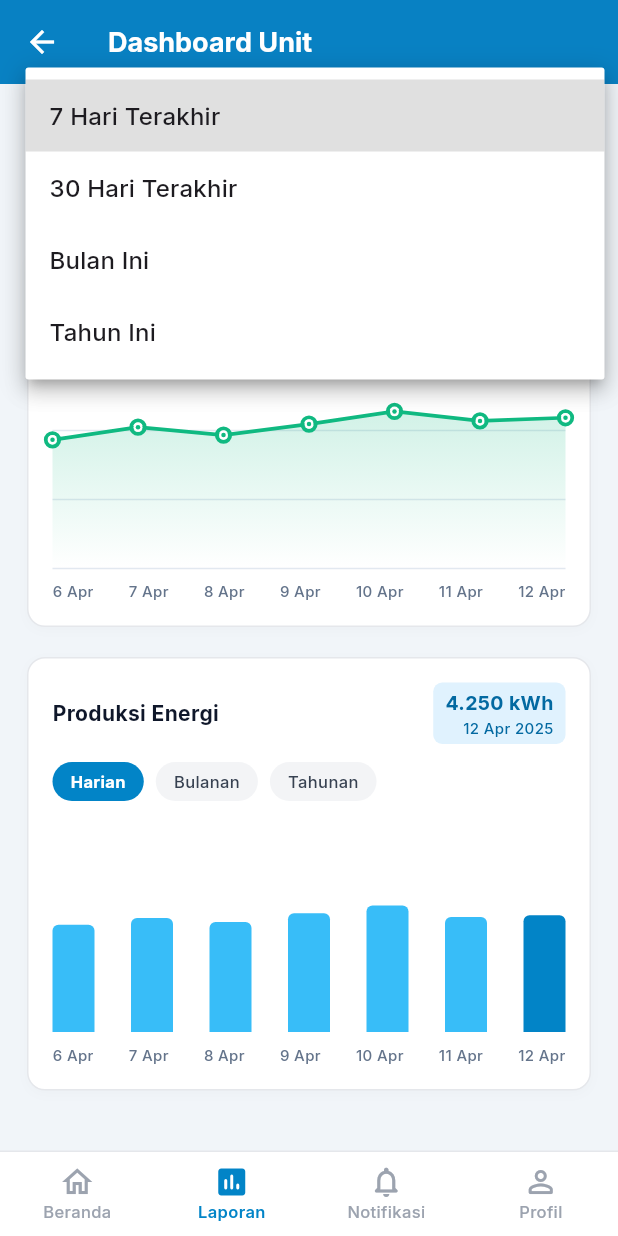
After one commit to redesma123/digital-logbook, a Flutter app: the UnitDashboardScreen screen opened by its route, scrolled down 56 dp, after a tap on "7 Hari Terakhir", on a phone screen of 412 x 824 dp. The commit adds this screen. Run offline on Flutter 3.47's test engine with Material 3 defaults, Android fonts, the phone set to English and light mode, and no system bars; our stand-ins replace dio, flutter_riverpod, flutter_secure_storage, go_router, google_fonts; accounts and stored records are empty.

Commit message:
feat(mobile): implement dashboard unit screen with trend and energy charts (Screen 11)

```diff
--- a/mobile/lib/core/router/app_router.dart
+++ b/mobile/lib/core/router/app_router.dart
@@ -12,6 +12,7 @@ import '../../features/incident/presentation/input_incident_screen.dart';
 import '../../features/maintenance/presentation/maintenance_list_screen.dart';
 import '../../features/maintenance/presentation/input_maintenance_screen.dart';
 import '../../features/profile/presentation/profile_screen.dart';
+import '../../features/dashboard/presentation/unit_dashboard_screen.dart';
 
 final routerProvider = Provider<GoRouter>((ref) {
   return GoRouter(
@@ -195,6 +196,21 @@ final routerProvider = Provider<GoRouter>((ref) {
           },
         ),
       ),
+      GoRoute(
+        path: '/unit-dashboard',
+        name: 'unit-dashboard',
+        pageBuilder: (context, state) => CustomTransitionPage(
+          key: state.pageKey,
+          child: const UnitDashboardScreen(),
+          transitionDuration: const Duration(milliseconds: 300),
+          transitionsBuilder: (context, animation, secondaryAnimation, child) {
+            return FadeTransition(
+              opacity: animation,
+              child: child,
+            );
+          },
+        ),
+      ),
     ],
   );
 });
--- /dev/null
+++ b/mobile/lib/features/dashboard/presentation/unit_dashboard_screen.dart
@@ -0,0 +1,582 @@
+import 'package:flutter/material.dart';
+import 'package:flutter_riverpod/flutter_riverpod.dart';
+import 'package:go_router/go_router.dart';
+import 'package:google_fonts/google_fonts.dart';
+import '../../../core/constants/app_colors.dart';
+
+class UnitDashboardScreen extends ConsumerStatefulWidget {
+  const UnitDashboardScreen({super.key});
+
+  @override
+  ConsumerState<UnitDashboardScreen> createState() => _UnitDashboardScreenState();
+}
+
+class _UnitDashboardScreenState extends ConsumerState<UnitDashboardScreen> {
+  String _selectedRange = '7 Hari Terakhir';
+  int _selectedMetricTab = 0; // 0: Daya, 1: Debit, 2: Efisiensi
+  int _selectedPeriod = 0; // 0: Harian, 1: Bulanan, 2: Tahunan
+
+  final List<String> _dateLabels = ['6 Apr', '7 Apr', '8 Apr', '9 Apr', '10 Apr', '11 Apr', '12 Apr'];
+
+  // Trend Data for 7 days
+  final List<double> _powerValues = [380, 420, 395, 430, 470, 440, 450]; // kW
+  final List<double> _flowValues = [2.2, 2.4, 2.1, 2.4, 2.6, 2.5, 2.5]; // m3/s
+  final List<double> _efficiencyValues = [82, 85, 83, 86, 89, 87, 88]; // %
+
+  // Energy Production Data for 7 days
+  final List<double> _energyValues = [3900, 4150, 4000, 4320, 4600, 4180, 4250]; // kWh
+
+  void _onBottomNavTap(int index) {
+    if (index == 0) {
+      context.go('/home');
+    } else if (index == 1) {
+      // Current Screen: Dashboard Unit (Laporan)
+    } else if (index == 2) {
+      ScaffoldMessenger.of(context).showSnackBar(
+        const SnackBar(
+          content: Text('Tidak ada notifikasi baru'),
+          duration: Duration(seconds: 1),
+          behavior: SnackBarBehavior.floating,
+        ),
+      );
+    } else if (index == 3) {
+      context.push('/profile');
+    }
+  }
+
+  @override
+  Widget build(BuildContext context) {
+    String currentMetricTitle = 'Daya Aktif (kW)';
+    String currentMetricValue = '450 kW';
+    String currentMetricTimestamp = '12 Apr 08:00';
+    List<double> currentChartValues = _powerValues;
+    double maxMetricValue = 600;
+
+    if (_selectedMetricTab == 1) {
+      currentMetricTitle = 'Debit Air (m³/s)';
+      currentMetricValue = '2.50 m³/s';
+      currentMetricTimestamp = '12 Apr 08:00';
+      currentChartValues = _flowValues;
+      maxMetricValue = 3.0;
+    } else if (_selectedMetricTab == 2) {
+      currentMetricTitle = 'Efisiensi Turbin (%)';
+      currentMetricValue = '88.0 %';
+      currentMetricTimestamp = '12 Apr 08:00';
+      currentChartValues = _efficiencyValues;
+      maxMetricValue = 100;
+    }
+
+    return Scaffold(
+      backgroundColor: AppColors.surfacePage,
+      appBar: AppBar(
+        backgroundColor: const Color(0xFF0284C7),
+        leading: IconButton(
+          icon: const Icon(Icons.arrow_back, color: Colors.white),
+          onPressed: () => context.canPop() ? context.pop() : context.go('/home'),
+        ),
+        title: Text(
+          'Dashboard Unit',
+          style: GoogleFonts.inter(
+            fontSize: 18,
+            fontWeight: FontWeight.w700,
+            color: Colors.white,
+          ),
+        ),
+        centerTitle: false,
+        elevation: 0,
+      ),
+      body: SingleChildScrollView(
+        physics: const BouncingScrollPhysics(),
+        padding: const EdgeInsets.symmetric(horizontal: 18, vertical: 16),
+        child: Column(
+          crossAxisAlignment: CrossAxisAlignment.start,
+          children: [
+            // 1. Plant Title & Period Filter Dropdown
+            Text(
+              'PLTMh Sampean Baru',
+              style: GoogleFonts.inter(
+                fontSize: 14,
+                fontWeight: FontWeight.w600,
+                color: AppColors.neutral700,
+              ),
+            ),
+            const SizedBox(height: 8),
+            Container(
+              padding: const EdgeInsets.symmetric(horizontal: 14),
+              decoration: BoxDecoration(
+                color: Colors.white,
+                borderRadius: BorderRadius.circular(10),
+                border: Border.all(color: AppColors.neutral300),
+              ),
+              child: DropdownButtonHideUnderline(
+                child: DropdownButton<String>(
+                  value: _selectedRange,
+                  isExpanded: true,
+                  icon: const Icon(Icons.keyboard_arrow_down, color: AppColors.neutral500),
+                  items: const [
+                    DropdownMenuItem(value: '7 Hari Terakhir', child: Text('7 Hari Terakhir')),
+                    DropdownMenuItem(value: '30 Hari Terakhir', child: Text('30 Hari Terakhir')),
+                    DropdownMenuItem(value: 'Bulan Ini', child: Text('Bulan Ini')),
+                    DropdownMenuItem(value: 'Tahun Ini', child: Text('Tahun Ini')),
+                  ],
+                  onChanged: (val) {
+                    if (val != null) setState(() => _selectedRange = val);
+                  },
+                ),
+              ),
+            ),
+            const SizedBox(height: 16),
+
+            // 2. Metric Tab Switcher (Daya | Debit | Efisiensi)
+            Container(
+              decoration: BoxDecoration(
+                color: const Color(0xFFE2E8F0),
+                borderRadius: BorderRadius.circular(8),
+              ),
+              padding: const EdgeInsets.all(3),
+              child: Row(
+                children: [
+                  _buildTabOption(index: 0, label: 'Daya'),
+                  _buildTabOption(index: 1, label: 'Debit'),
+                  _buildTabOption(index: 2, label: 'Efisiensi'),
+                ],
+              ),
+            ),
+            const SizedBox(height: 16),
+
+            // 3. Line Chart Card (Daya Aktif / Selected Metric)
+            Container(
+              padding: const EdgeInsets.all(16),
+              decoration: BoxDecoration(
+                color: Colors.white,
+                borderRadius: BorderRadius.circular(12),
+                border: Border.all(color: AppColors.neutral200),
+                boxShadow: const [
+                  BoxShadow(
+                    color: Color(0x05000000),
+                    blurRadius: 6,
+                    offset: Offset(0, 2),
+                  ),
+                ],
+              ),
+              child: Column(
+                crossAxisAlignment: CrossAxisAlignment.start,
+                children: [
+                  Row(
+                    mainAxisAlignment: MainAxisAlignment.spaceBetween,
+                    children: [
+                      Text(
+                        currentMetricTitle,
+                        style: GoogleFonts.inter(
+                          fontSize: 14,
+                          fontWeight: FontWeight.w700,
+                          color: AppColors.neutral900,
+                        ),
+                      ),
+                      Container(
+                        padding: const EdgeInsets.symmetric(horizontal: 8, vertical: 4),
+                        decoration: BoxDecoration(
+                          color: const Color(0xFFDCFCE7),
+                          borderRadius: BorderRadius.circular(6),
+                        ),
+                        child: Column(
+                          crossAxisAlignment: CrossAxisAlignment.end,
+                          children: [
+                            Text(
+                              currentMetricValue,
+                              style: GoogleFonts.inter(
+                                fontSize: 13,
+                                fontWeight: FontWeight.w700,
+                                color: const Color(0xFF15803D),
+                              ),
+                            ),
+                            Text(
+                              currentMetricTimestamp,
+                              style: GoogleFonts.inter(
+                                fontSize: 10,
+                                fontWeight: FontWeight.w500,
+                                color: const Color(0xFF15803D),
+                              ),
+                            ),
+                          ],
+                        ),
+                      ),
+                    ],
+                  ),
+                  const SizedBox(height: 16),
+
+                  // Line Chart Canvas
+                  SizedBox(
+                    height: 160,
+                    width: double.infinity,
+                    child: _buildTrendChart(
+                      values: currentChartValues,
+                      maxValue: maxMetricValue,
+                      dates: _dateLabels,
+                    ),
+                  ),
+                ],
+              ),
+            ),
+            const SizedBox(height: 20),
+
+            // 4. Bar Chart Card (Produksi Energi)
+            Container(
+              padding: const EdgeInsets.all(16),
+              decoration: BoxDecoration(
+                color: Colors.white,
+                borderRadius: BorderRadius.circular(12),
+                border: Border.all(color: AppColors.neutral200),
+                boxShadow: const [
+                  BoxShadow(
+                    color: Color(0x05000000),
+                    blurRadius: 6,
+                    offset: Offset(0, 2),
+                  ),
+                ],
+              ),
+              child: Column(
+                crossAxisAlignment: CrossAxisAlignment.start,
+                children: [
+                  Row(
+                    mainAxisAlignment: MainAxisAlignment.spaceBetween,
+                    children: [
+                      Text(
+                        'Produksi Energi',
+                        style: GoogleFonts.inter(
+                          fontSize: 14,
+                          fontWeight: FontWeight.w700,
+                          color: AppColors.neutral900,
+                        ),
+                      ),
+                      Container(
+                        padding: const EdgeInsets.symmetric(horizontal: 8, vertical: 4),
+                        decoration: BoxDecoration(
+                          color: const Color(0xFFE0F2FE),
+                          borderRadius: BorderRadius.circular(6),
+                        ),
+                        child: Column(
+                          crossAxisAlignment: CrossAxisAlignment.end,
+                          children: [
+                            Text(
+                              '4.250 kWh',
+                              style: GoogleFonts.inter(
+                                fontSize: 13,
+                                fontWeight: FontWeight.w700,
+                                color: const Color(0xFF0369A1),
+                              ),
+                            ),
+                            Text(
+                              '12 Apr 2025',
+                              style: GoogleFonts.inter(
+                                fontSize: 10,
+                                fontWeight: FontWeight.w500,
+                                color: const Color(0xFF0369A1),
+                              ),
+                            ),
+                          ],
+                        ),
+                      ),
+                    ],
+                  ),
+                  const SizedBox(height: 12),
+
+                  // Period Switcher (Harian | Bulanan | Tahunan)
+                  Row(
+                    children: [
+                      _buildPeriodPill(index: 0, label: 'Harian'),
+                      const SizedBox(width: 8),
+                      _buildPeriodPill(index: 1, label: 'Bulanan'),
+                      const SizedBox(width: 8),
+                      _buildPeriodPill(index: 2, label: 'Tahunan'),
+                    ],
+                  ),
+                  const SizedBox(height: 16),
+
+                  // Bar Chart Canvas
+                  SizedBox(
+                    height: 160,
+                    width: double.infinity,
+                    child: _buildEnergyBarChart(
+                      values: _energyValues,
+                      dates: _dateLabels,
+                      maxKwh: 6000,
+                    ),
+                  ),
+                ],
+              ),
+            ),
+            const SizedBox(height: 24),
+          ],
+        ),
+      ),
+      bottomNavigationBar: Container(
+        decoration: const BoxDecoration(
+          color: Colors.white,
+          border: Border(
+            top: BorderSide(color: AppColors.neutral200, width: 1),
+          ),
+        ),
+        child: BottomNavigationBar(
+          currentIndex: 1, // Laporan / Dashboard is active
+          onTap: _onBottomNavTap,
+          type: BottomNavigationBarType.fixed,
+          backgroundColor: Colors.white,
+          selectedItemColor: const Color(0xFF0284C7),
+          unselectedItemColor: AppColors.neutral400,
+          selectedFontSize: 11,
+          unselectedFontSize: 11,
+          selectedLabelStyle: GoogleFonts.inter(fontWeight: FontWeight.w600),
+          unselectedLabelStyle: GoogleFonts.inter(fontWeight: FontWeight.w500),
+          elevation: 0,
+          items: const [
+            BottomNavigationBarItem(
+              icon: Icon(Icons.home_outlined),
+              activeIcon: Icon(Icons.home),
+              label: 'Beranda',
+            ),
+            BottomNavigationBarItem(
+              icon: Icon(Icons.assessment_outlined),
+              activeIcon: Icon(Icons.assessment_rounded),
+              label: 'Laporan',
+            ),
+            BottomNavigationBarItem(
+              icon: Icon(Icons.notifications_none_rounded),
+              activeIcon: Icon(Icons.notifications_rounded),
+              label: 'Notifikasi',
+            ),
+            BottomNavigationBarItem(
+              icon: Icon(Icons.person_outline_rounded),
+              activeIcon: Icon(Icons.person_rounded),
+              label: 'Profil',
+            ),
+          ],
+        ),
+      ),
+    );
+  }
+
+  Widget _buildTabOption({required int index, required String label}) {
+    final isSelected = _selectedMetricTab == index;
+
+    return Expanded(
+      child: GestureDetector(
+        onTap: () => setState(() => _selectedMetricTab = index),
+        child: Container(
+          padding: const EdgeInsets.symmetric(vertical: 8),
+          decoration: BoxDecoration(
+            color: isSelected ? const Color(0xFF0284C7) : Colors.transparent,
+            borderRadius: BorderRadius.circular(6),
+          ),
+          child: Center(
+            child: Text(
+              label,
+              style: GoogleFonts.inter(
+                fontSize: 13,
+                fontWeight: isSelected ? FontWeight.w700 : FontWeight.w500,
+                color: isSelected ? Colors.white : AppColors.neutral700,
+              ),
+            ),
+          ),
+        ),
+      ),
+    );
+  }
+
+  Widget _buildPeriodPill({required int index, required String label}) {
+    final isSelected = _selectedPeriod == index;
+
+    return GestureDetector(
+      onTap: () => setState(() => _selectedPeriod = index),
+      child: Container(
+        padding: const EdgeInsets.symmetric(horizontal: 12, vertical: 5),
+        decoration: BoxDecoration(
+          color: isSelected ? const Color(0xFF0284C7) : AppColors.neutral100,
+          borderRadius: BorderRadius.circular(16),
+        ),
+        child: Text(
+          label,
+          style: GoogleFonts.inter(
+            fontSize: 11,
+            fontWeight: isSelected ? FontWeight.w700 : FontWeight.w500,
+            color: isSelected ? Colors.white : AppColors.neutral700,
+          ),
+        ),
+      ),
+    );
+  }
+
+  Widget _buildTrendChart({
+    required List<double> values,
+    required double maxValue,
+    required List<String> dates,
+  }) {
+    return Column(
+      children: [
+        Expanded(
+          child: CustomPaint(
+            size: Size.infinite,
+            painter: _TrendLinePainter(
+              values: values,
+              maxValue: maxValue,
+              lineColor: const Color(0xFF10B981),
+            ),
+          ),
+        ),
+        const SizedBox(height: 8),
+        Row(
+          mainAxisAlignment: MainAxisAlignment.spaceBetween,
+          children: dates.map((d) {
+            return Text(
+              d,
+              style: GoogleFonts.inter(
+                fontSize: 10,
+                fontWeight: FontWeight.w500,
+                color: AppColors.neutral500,
+              ),
+            );
+          }).toList(),
+        ),
+      ],
+    );
+  }
+
+  Widget _buildEnergyBarChart({
+    required List<double> values,
+    required List<String> dates,
+    required double maxKwh,
+  }) {
+    return Column(
+      children: [
+        Expanded(
+          child: Row(
+            crossAxisAlignment: CrossAxisAlignment.end,
+            mainAxisAlignment: MainAxisAlignment.spaceBetween,
+            children: List.generate(values.length, (i) {
+              final val = values[i];
+              final ratio = (val / maxKwh).clamp(0.05, 1.0);
+              final isLatest = i == values.length - 1;
+
+              return Column(
+                mainAxisAlignment: MainAxisAlignment.end,
+                children: [
+                  Container(
+                    width: 28,
+                    height: 110 * ratio,
+                    decoration: BoxDecoration(
+                      color: isLatest ? const Color(0xFF0284C7) : const Color(0xFF38BDF8),
+                      borderRadius: const BorderRadius.vertical(top: Radius.circular(4)),
+                    ),
+                  ),
+                ],
+              );
+            }),
+          ),
+        ),
+        const SizedBox(height: 8),
+        Row(
+          mainAxisAlignment: MainAxisAlignment.spaceBetween,
+          children: dates.map((d) {
+            return Text(
+              d,
+              style: GoogleFonts.inter(
+                fontSize: 10,
+                fontWeight: FontWeight.w500,
+                color: AppColors.neutral500,
+              ),
+            );
+          }).toList(),
+        ),
+      ],
+    );
+  }
+}
+
+class _TrendLinePainter extends CustomPainter {
+  final List<double> values;
+  final double maxValue;
+  final Color lineColor;
+
+  _TrendLinePainter({
+    required this.values,
+    required this.maxValue,
+    required this.lineColor,
+  });
+
+  @override
+  void paint(Canvas canvas, Size size) {
+    if (values.length < 2) return;
+
+    final paintLine = Paint()
+      ..color = lineColor
+      ..strokeWidth = 2.5
+      ..style = PaintingStyle.stroke
+      ..strokeCap = StrokeCap.round;
+
+    final paintDot = Paint()
+      ..color = lineColor
+      ..style = PaintingStyle.fill;
+
+    final paintDotWhite = Paint()
+      ..color = Colors.white
+      ..style = PaintingStyle.fill;
+
+    final paintGrid = Paint()
+      ..color = const Color(0xFFE2E8F0)
+      ..strokeWidth = 1.0;
+
+    // Draw horizontal guidelines
+    for (int i = 0; i <= 3; i++) {
+      final y = size.height * (i / 3);
+      canvas.drawLine(Offset(0, y), Offset(size.width, y), paintGrid);
+    }
+
+    final double stepX = size.width / (values.length - 1);
+    final path = Path();
+    final List<Offset> points = [];
+
+    for (int i = 0; i < values.length; i++) {
+      final double x = i * stepX;
+      final double normalizedY = 1.0 - (values[i] / maxValue).clamp(0.0, 1.0);
+      final double y = normalizedY * (size.height - 12) + 6;
+      points.add(Offset(x, y));
+
+      if (i == 0) {
+        path.moveTo(x, y);
+      } else {
+        path.lineTo(x, y);
+      }
+    }
+
+    // Draw fill below line
+    final fillPath = Path.from(path)
+      ..lineTo(size.width, size.height)
+      ..lineTo(0, size.height)
+      ..close();
+
+    final fillPaint = Paint()
+      ..shader = LinearGradient(
+        begin: Alignment.topCenter,
+        end: Alignment.bottomCenter,
+        colors: [
+          lineColor.withValues(alpha: 0.25),
+          lineColor.withValues(alpha: 0.0),
+        ],
+      ).createShader(Rect.fromLTWH(0, 0, size.width, size.height));
+
+    canvas.drawPath(fillPath, fillPaint);
+    canvas.drawPath(path, paintLine);
+
+    // Draw point markers
+    for (final pt in points) {
+      canvas.drawCircle(pt, 4.5, paintLine);
+      canvas.drawCircle(pt, 3.0, paintDotWhite);
+      canvas.drawCircle(pt, 1.5, paintDot);
+    }
+  }
+
+  @override
+  bool shouldRepaint(covariant _TrendLinePainter oldDelegate) {
+    return oldDelegate.values != values || oldDelegate.maxValue != maxValue;
+  }
+}
--- a/mobile/lib/features/home/presentation/home_screen.dart
+++ b/mobile/lib/features/home/presentation/home_screen.dart
@@ -40,6 +40,8 @@ class _HomeScreenState extends ConsumerState<HomeScreen> {
       context.push('/incidents');
     } else if (route == '/maintenance') {
       context.push('/maintenance');
+    } else if (route == '/laporan') {
+      context.push('/unit-dashboard');
     } else {
       ScaffoldMessenger.of(context).showSnackBar(
         SnackBar(
@@ -77,10 +79,14 @@ class _HomeScreenState extends ConsumerState<HomeScreen> {
             crossAxisAlignment: CrossAxisAlignment.start,
             children: [
               // 1. Unit Status Card (Live Running Status)
-              const UnitStatusCard(
-                unitName: 'PLTMH Sampean Baru',
-                status: 'RUNNING',
-                runningSince: '12 Apr 2025 06:30',
+              InkWell(
+                onTap: () => context.push('/unit-dashboard'),
+                borderRadius: BorderRadius.circular(12),
+                child: const UnitStatusCard(
+                  unitName: 'PLTMH Sampean Baru',
+                  status: 'RUNNING',
+                  runningSince: '12 Apr 2025 06:30',
+                ),
               ),
               const SizedBox(height: 16),
 
@@ -100,9 +106,13 @@ class _HomeScreenState extends ConsumerState<HomeScreen> {
               const SizedBox(height: 20),
 
               // 4. Daily Production Summary Card (4.250 kWh, +12% dibanding kemarin)
-              const ProductionSummaryCard(
-                productionKwh: 4250.0,
-                percentageChange: 12.0,
+              InkWell(
+                onTap: () => context.push('/unit-dashboard'),
+                borderRadius: BorderRadius.circular(12),
+                child: const ProductionSummaryCard(
+                  productionKwh: 4250.0,
+                  percentageChange: 12.0,
+                ),
               ),
               const SizedBox(height: 24),
             ],
```
Also changed, not shown: 1 other file.
